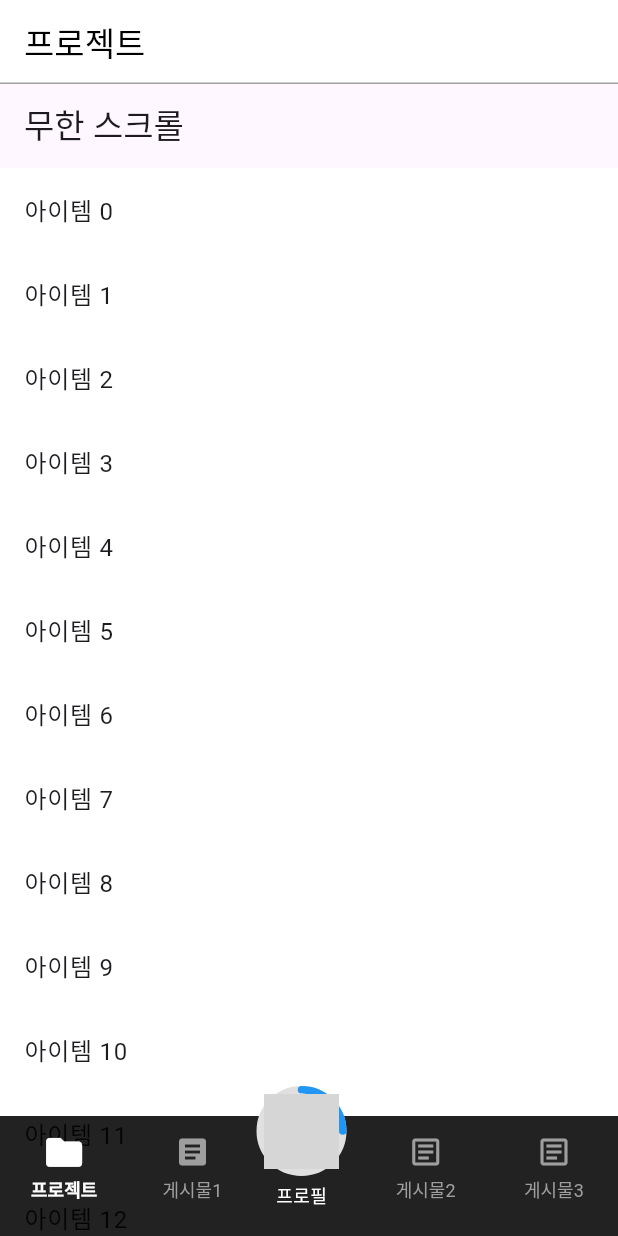
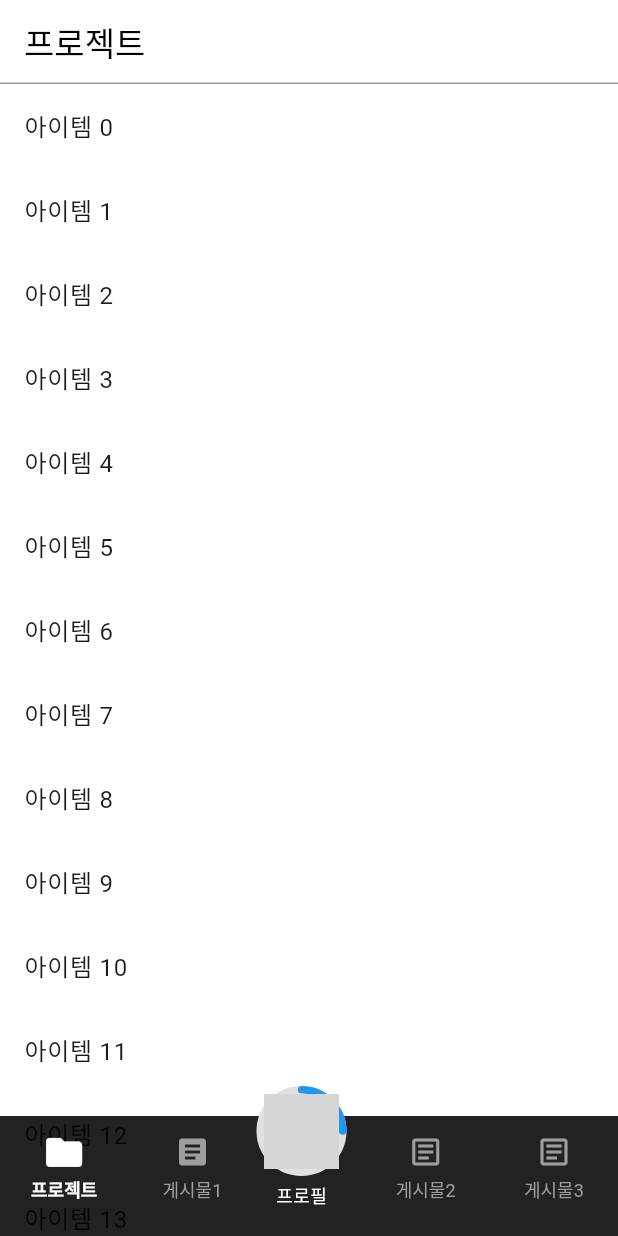
Before and after one commit to hanu1229/devconnect_app, a Flutter app: the screen it shows after launch, on a phone screen of 412 x 824 dp. Run offline on Flutter 3.47's test engine with Material 3 defaults, Android fonts, the phone set to English and light mode, and no system bars; drawn by our look-alikes of percent_indicator; network calls fail; grey boxes are pictures that could not be loaded.

Commit message:
04/25 한웅재 : 무한스크롤 적용 중

```diff
--- /dev/null
+++ b/devtools_options.yaml
@@ -0,0 +1,3 @@
+description: This file stores settings for Dart & Flutter DevTools.
+documentation: https://docs.flutter.dev/tools/devtools/extensions#configure-extension-enablement-states
+extensions:
--- a/lib/app/developer/profile.dart
+++ b/lib/app/developer/profile.dart
@@ -102,6 +102,7 @@
                       ),
                     ),
 
+                    SizedBox(height : 90),
 
                   ],
                 )
--- a/lib/app/layout/home.dart
+++ b/lib/app/layout/home.dart
@@ -32,8 +32,7 @@
         ? Padding(
       padding: const EdgeInsets.all(16.0),
       child: Center(child: CircularProgressIndicator()),
-    )
-        : SizedBox.shrink();
+    ) : SizedBox.shrink();
   }
 
   void _loadMoreData() async {
@@ -56,7 +55,6 @@
   @override
   Widget build(BuildContext context) {
     return Scaffold(
-      appBar: AppBar(title: Text('무한 스크롤')),
       body: ListView.builder(
         scrollDirection : Axis.vertical,
         controller: _scrollController,
```
